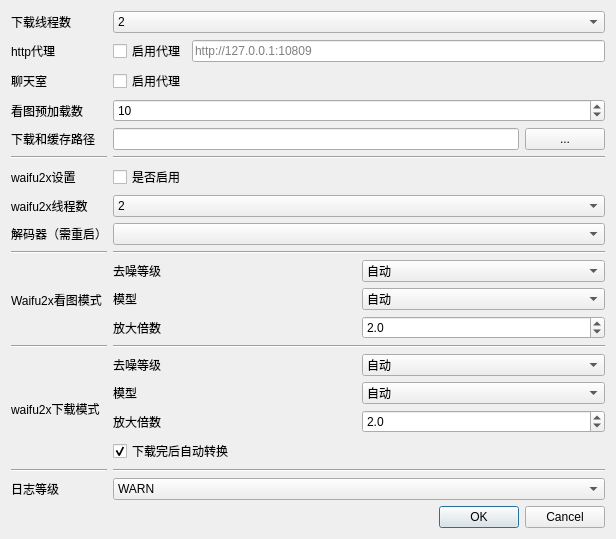
The window that ui/setting.ui (tonquer/picacg-qt) describes before a commit, drawn with Qt 5.
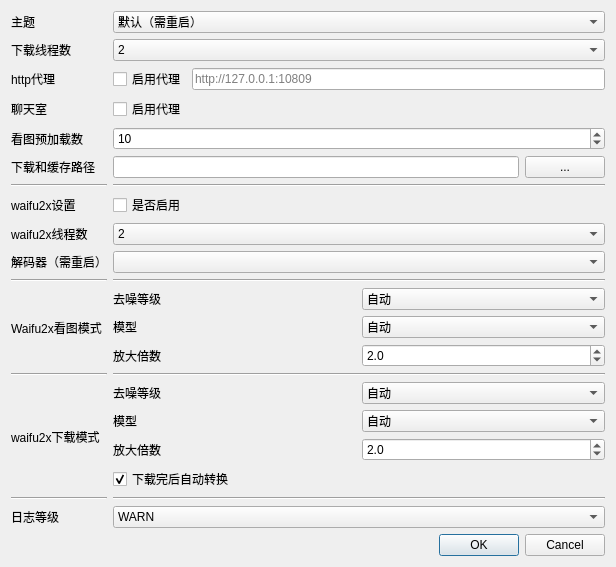
The same window after the commit.

What changed in the file:
```diff
--- a/ui/setting.ui
+++ b/ui/setting.ui
@@ -7,7 +7,7 @@
     <x>0</x>
     <y>0</y>
     <width>616</width>
-    <height>509</height>
+    <height>530</height>
    </rect>
   </property>
   <property name="windowTitle">
@@ -25,28 +25,124 @@
      </item>
      <item row="0" column="0">
       <layout class="QGridLayout" name="gridLayout_3">
-       <item row="12" column="0">
-        <widget class="QLabel" name="label_16">
+       <item row="7" column="0">
+        <widget class="QLabel" name="label_6">
          <property name="text">
-          <string>waifu2x下载模式</string>
+          <string>waifu2x设置</string>
          </property>
         </widget>
        </item>
-       <item row="2" column="0">
+       <item row="10" column="2">
+        <widget class="Line" name="line_4">
+         <property name="orientation">
+          <enum>Qt::Horizontal</enum>
+         </property>
+        </widget>
+       </item>
+       <item row="1" column="2">
+        <widget class="QComboBox" name="comboBox">
+         <property name="placeholderText">
+          <string/>
+         </property>
+         <item>
+          <property name="text">
+           <string>2</string>
+          </property>
+         </item>
+         <item>
+          <property name="text">
+           <string>3</string>
+          </property>
+         </item>
+         <item>
+          <property name="text">
+           <string>4</string>
+          </property>
+         </item>
+         <item>
+          <property name="text">
+           <string>5</string>
+          </property>
+         </item>
+         <item>
+          <property name="text">
+           <string>6</string>
+          </property>
+         </item>
+        </widget>
+       </item>
+       <item row="12" column="2">
+        <widget class="Line" name="line_2">
+         <property name="orientation">
+          <enum>Qt::Horizontal</enum>
+         </property>
+        </widget>
+       </item>
+       <item row="7" column="2">
+        <widget class="QCheckBox" name="checkBox">
+         <property name="text">
+          <string>是否启用</string>
+         </property>
+        </widget>
+       </item>
+       <item row="4" column="2">
+        <widget class="QSpinBox" name="preDownNum">
+         <property name="minimum">
+          <number>1</number>
+         </property>
+         <property name="value">
+          <number>10</number>
+         </property>
+        </widget>
+       </item>
+       <item row="8" column="2">
+        <widget class="QComboBox" name="threadSelect">
+         <item>
+          <property name="text">
+           <string>2</string>
+          </property>
+         </item>
+        </widget>
+       </item>
+       <item row="8" column="0">
+        <widget class="QLabel" name="label_8">
+         <property name="text">
+          <string>waifu2x线程数</string>
+         </property>
+        </widget>
+       </item>
+       <item row="6" column="0">
+        <widget class="Line" name="line_7">
+         <property name="orientation">
+          <enum>Qt::Horizontal</enum>
+         </property>
+        </widget>
+       </item>
+       <item row="3" column="0">
         <widget class="QLabel" name="label_9">
          <property name="text">
           <string>聊天室</string>
          </property>
         </widget>
        </item>
+       <item row="14" column="2">
+        <widget class="Line" name="line_6">
+         <property name="orientation">
+          <enum>Qt::Horizontal</enum>
+         </property>
+        </widget>
+       </item>
        <item row="1" column="0">
-        <widget class="QLabel" name="label_2">
+        <widget class="QLabel" name="label">
+         <property name="frameShape">
+          <enum>QFrame::NoFrame</enum>
+         </property>
          <property name="text">
-          <string>http代理</string>
+          <string>下载线程数</string>
          </property>
         </widget>
        </item>
-       <item row="12" column="2">
+       <item row="13" column="2">
         <layout class="QGridLayout" name="gridLayout_5">
          <item row="2" column="0">
           <widget class="QLabel" name="label_19">
@@ -150,43 +246,21 @@
          </item>
         </layout>
        </item>
-       <item row="6" column="2">
-        <widget class="QCheckBox" name="checkBox">
+       <item row="11" column="0">
+        <widget class="QLabel" name="label_12">
          <property name="text">
-          <string>是否启用</string>
+          <string>Waifu2x看图模式</string>
          </property>
         </widget>
        </item>
-       <item row="14" column="2">
-        <widget class="QComboBox" name="logBox">
-         <item>
+       <item row="9" column="0">
+        <widget class="QLabel" name="label_3">
           <property name="text">
-           <string>WARN</string>
-          </property>
-         </item>
-         <item>
-          <property name="text">
-           <string>INFO</string>
-          </property>
-         </item>
-         <item>
-          <property name="text">
-           <string>DEBUG</string>
-          </property>
-         </item>
+          <string>解码器（需重启）</string>
+         </property>
         </widget>
        </item>
        <item row="2" column="2">
-        <widget class="QCheckBox" name="chatProxy">
-         <property name="text">
-          <string>启用代理</string>
-         </property>
-         <property name="checked">
-          <bool>false</bool>
-         </property>
-        </widget>
-       </item>
-       <item row="1" column="2">
         <layout class="QHBoxLayout" name="horizontalLayout_5">
          <item>
           <widget class="QCheckBox" name="httpProxy">
@@ -204,21 +278,7 @@
          </item>
         </layout>
        </item>
-       <item row="7" column="0">
-        <widget class="QLabel" name="label_8">
-         <property name="text">
-          <string>waifu2x线程数</string>
-         </property>
-        </widget>
-       </item>
-       <item row="9" column="0">
-        <widget class="Line" name="line_3">
-         <property name="orientation">
-          <enum>Qt::Horizontal</enum>
-         </property>
-        </widget>
-       </item>
-       <item row="4" column="0">
+       <item row="5" column="0">
         <widget class="QLabel" name="label_5">
          <property name="text">
           <string>下载和缓存路径</string>
@@ -226,135 +286,33 @@
         </widget>
        </item>
        <item row="13" column="0">
-        <widget class="Line" name="line_5">
-         <property name="orientation">
-          <enum>Qt::Horizontal</enum>
-         </property>
-        </widget>
-       </item>
-       <item row="13" column="2">
-        <widget class="Line" name="line_6">
-         <property name="orientation">
-          <enum>Qt::Horizontal</enum>
-         </property>
-        </widget>
-       </item>
-       <item row="8" column="0">
-        <widget class="QLabel" name="label_3">
+        <widget class="QLabel" name="label_16">
          <property name="text">
-          <string>解码器（需重启）</string>
+          <string>waifu2x下载模式</string>
          </property>
         </widget>
        </item>
        <item row="3" column="2">
-        <widget class="QSpinBox" name="preDownNum">
-         <property name="minimum">
-          <number>1</number>
-         </property>
-         <property name="value">
-          <number>10</number>
-         </property>
-        </widget>
-       </item>
-       <item row="4" column="2">
-        <layout class="QHBoxLayout" name="horizontalLayout_3">
-         <item>
-          <layout class="QHBoxLayout" name="horizontalLayout_4">
-           <item>
-            <widget class="QLineEdit" name="saveEdit"/>
-           </item>
-           <item>
-            <widget class="QPushButton" name="pushButton">
+        <widget class="QCheckBox" name="chatProxy">
              <property name="text">
-              <string>...</string>
-             </property>
-            </widget>
-           </item>
-          </layout>
-         </item>
-        </layout>
-       </item>
-       <item row="10" column="0">
-        <widget class="QLabel" name="label_12">
-         <property name="text">
-          <string>Waifu2x看图模式</string>
+          <string>启用代理</string>
+         </property>
+         <property name="checked">
+          <bool>false</bool>
          </property>
         </widget>
        </item>
-       <item row="6" column="0">
-        <widget class="QLabel" name="label_6">
-         <property name="text">
-          <string>waifu2x设置</string>
-         </property>
-        </widget>
-       </item>
-       <item row="8" column="2">
-        <widget class="QComboBox" name="encodeSelect"/>
-       </item>
-       <item row="14" column="0">
-        <widget class="QLabel" name="label_10">
-         <property name="text">
-          <string>日志等级</string>
-         </property>
-        </widget>
-       </item>
-       <item row="0" column="2">
-        <widget class="QComboBox" name="comboBox">
-         <property name="placeholderText">
-          <string/>
-         </property>
-         <item>
-          <property name="text">
-           <string>2</string>
-          </property>
-         </item>
-         <item>
-          <property name="text">
-           <string>3</string>
-          </property>
-         </item>
-         <item>
-          <property name="text">
-           <string>4</string>
-          </property>
-         </item>
-         <item>
-          <property name="text">
-           <string>5</string>
-          </property>
-         </item>
-         <item>
-          <property name="text">
-           <string>6</string>
-          </property>
-         </item>
-        </widget>
-       </item>
-       <item row="9" column="2">
-        <widget class="Line" name="line_4">
-         <property name="orientation">
-          <enum>Qt::Horizontal</enum>
-         </property>
-        </widget>
-       </item>
-       <item row="3" column="0">
+       <item row="4" column="0">
         <widget class="QLabel" name="label_7">
          <property name="text">
           <string>看图预加载数</string>
          </property>
         </widget>
        </item>
-       <item row="0" column="0">
-        <widget class="QLabel" name="label">
-         <property name="frameShape">
-          <enum>QFrame::NoFrame</enum>
-         </property>
-         <property name="text">
-          <string>下载线程数</string>
-         </property>
-        </widget>
+       <item row="9" column="2">
+        <widget class="QComboBox" name="encodeSelect"/>
        </item>
-       <item row="10" column="2">
+       <item row="11" column="2">
         <layout class="QGridLayout" name="gridLayout_4">
          <item row="0" column="2">
           <widget class="QComboBox" name="readNoise">
@@ -448,43 +406,111 @@
          </item>
         </layout>
        </item>
-       <item row="11" column="2">
-        <widget class="Line" name="line_2">
-         <property name="orientation">
-          <enum>Qt::Horizontal</enum>
-         </property>
-        </widget>
-       </item>
-       <item row="7" column="2">
-        <widget class="QComboBox" name="threadSelect">
-         <item>
-          <property name="text">
-           <string>2</string>
-          </property>
-         </item>
-        </widget>
-       </item>
-       <item row="11" column="0">
-        <widget class="Line" name="line">
-         <property name="orientation">
-          <enum>Qt::Horizontal</enum>
-         </property>
-        </widget>
-       </item>
-       <item row="5" column="0">
-        <widget class="Line" name="line_7">
-         <property name="orientation">
-          <enum>Qt::Horizontal</enum>
-         </property>
-        </widget>
-       </item>
-       <item row="5" column="2">
+       <item row="6" column="2">
         <widget class="Line" name="line_8">
          <property name="orientation">
           <enum>Qt::Horizontal</enum>
          </property>
         </widget>
        </item>
+       <item row="15" column="2">
+        <widget class="QComboBox" name="logBox">
+         <item>
+          <property name="text">
+           <string>WARN</string>
+          </property>
+         </item>
+         <item>
+          <property name="text">
+           <string>INFO</string>
+          </property>
+         </item>
+         <item>
+          <property name="text">
+           <string>DEBUG</string>
+          </property>
+         </item>
+        </widget>
+       </item>
+       <item row="10" column="0">
+        <widget class="Line" name="line_3">
+         <property name="orientation">
+          <enum>Qt::Horizontal</enum>
+         </property>
+        </widget>
+       </item>
+       <item row="14" column="0">
+        <widget class="Line" name="line_5">
+         <property name="orientation">
+          <enum>Qt::Horizontal</enum>
+         </property>
+        </widget>
+       </item>
+       <item row="5" column="2">
+        <layout class="QHBoxLayout" name="horizontalLayout_3">
+         <item>
+          <layout class="QHBoxLayout" name="horizontalLayout_4">
+           <item>
+            <widget class="QLineEdit" name="saveEdit"/>
+           </item>
+           <item>
+            <widget class="QPushButton" name="pushButton">
+             <property name="text">
+              <string>...</string>
+             </property>
+            </widget>
+           </item>
+          </layout>
+         </item>
+        </layout>
+       </item>
+       <item row="2" column="0">
+        <widget class="QLabel" name="label_2">
+         <property name="text">
+          <string>http代理</string>
+         </property>
+        </widget>
+       </item>
+       <item row="15" column="0">
+        <widget class="QLabel" name="label_10">
+         <property name="text">
+          <string>日志等级</string>
+         </property>
+        </widget>
+       </item>
+       <item row="12" column="0">
+        <widget class="Line" name="line">
+         <property name="orientation">
+          <enum>Qt::Horizontal</enum>
+         </property>
+        </widget>
+       </item>
+       <item row="0" column="0">
+        <widget class="QLabel" name="label_4">
+         <property name="text">
+          <string>主题</string>
+         </property>
+        </widget>
+       </item>
+       <item row="0" column="2">
+        <widget class="QComboBox" name="themeBox">
+         <item>
+          <property name="text">
+           <string>默认（需重启）</string>
+          </property>
+         </item>
+         <item>
+          <property name="text">
+           <string>黑</string>
+          </property>
+         </item>
+         <item>
+          <property name="text">
+           <string>白</string>
+          </property>
+         </item>
+        </widget>
+       </item>
       </layout>
      </item>
     </layout>
```
Left out of the diff: 3 changed lines with no effect on the pictures. Lines whose indentation alone changed are shown as unchanged.
